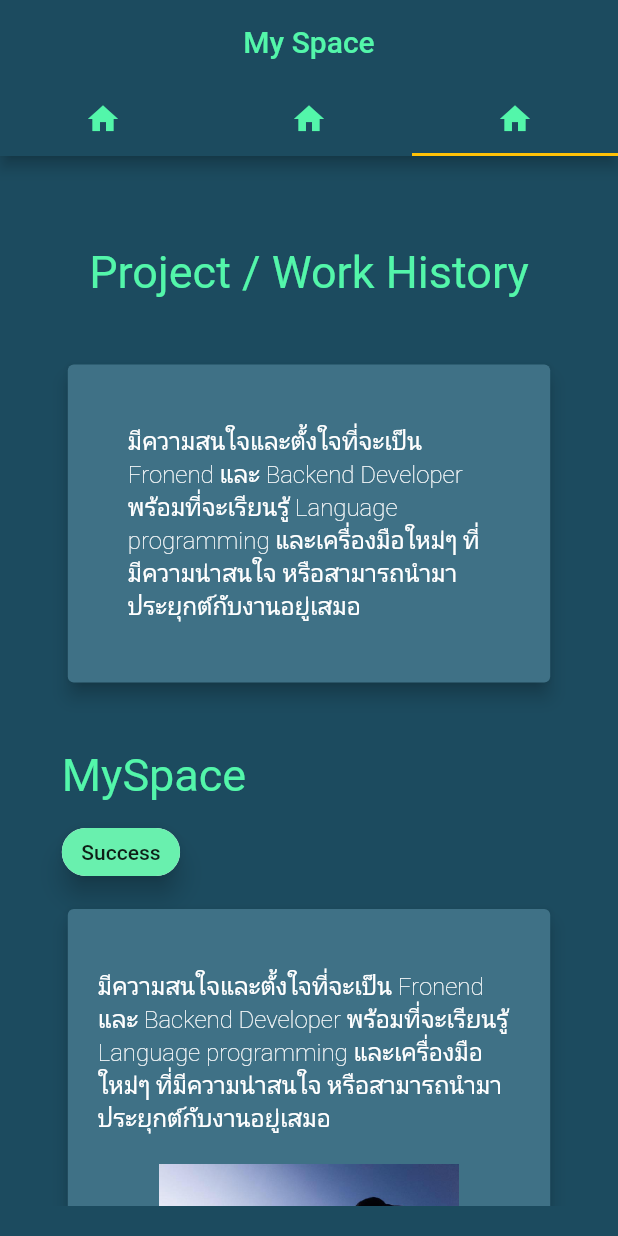
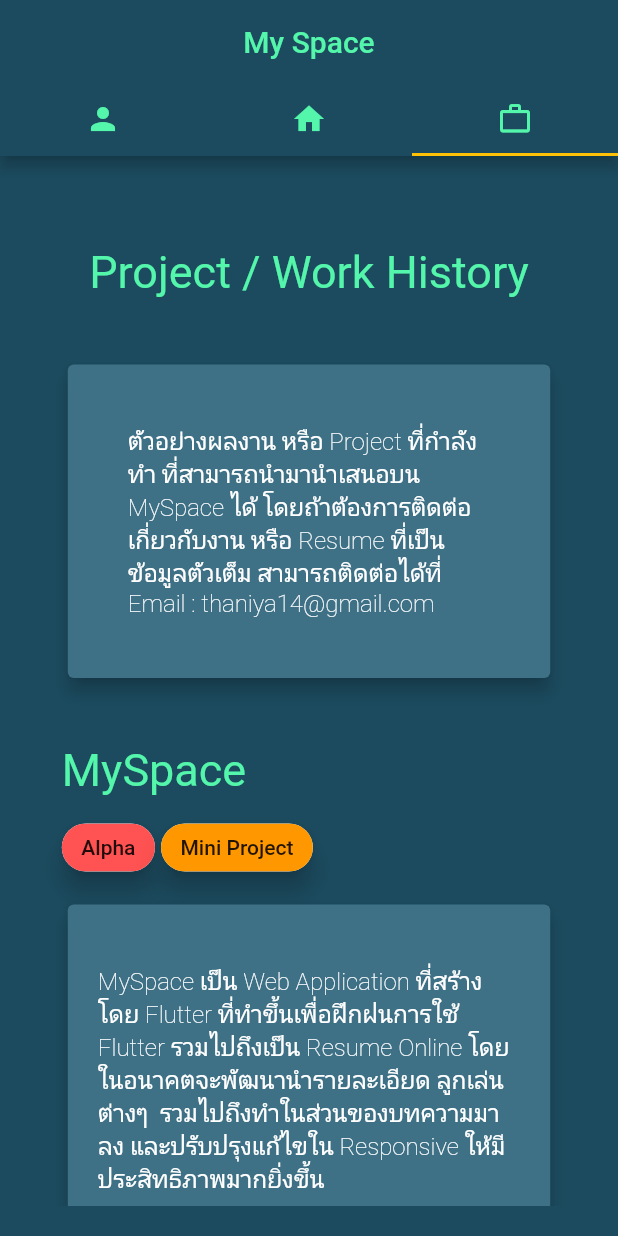
Before and after one commit to Thaniya05/MySpace, a Flutter app: the screen it shows after launch, tab 3 chosen, on a phone screen of 412 x 824 dp. Run offline on Flutter 3.47's test engine with Material 2 defaults, Android fonts, the phone set to English and light mode, and no system bars; drawn by our look-alikes of auto_size_text; our stand-ins replace animated_text_kit, auto_animated, carousel_slider, flip_card, font_awesome_flutter, get and 4 more; missing offline and left inert: dart:html.

Commit message:
update ข้อมูลทั้งหมด + responsive

```diff
--- /dev/null
+++ b/app/lib/assets/constant.dart
@@ -0,0 +1 @@
+// TODO Implement this library.
--- /dev/null
+++ b/app/lib/src/constant.dart
@@ -0,0 +1,67 @@
+import 'package:flutter/material.dart';
+import 'package:font_awesome_flutter/font_awesome_flutter.dart';
+
+const String INTRO_ROLE = "Backend developer";
+const String INTRO_STATUS = "Interested and Studying Flutter";
+const List<IconData> INTRO_ICONS_LIST = [
+  FontAwesomeIcons.squareJs,
+  FontAwesomeIcons.html5,
+  FontAwesomeIcons.node,
+  FontAwesomeIcons.react
+];
+
+//aboutme.dart
+const String ABOUTME_DETAILS =
+    "มีความสนใจและตั้งใจที่จะเป็น Fronend และ Backend Developer โดยพร้อมที่จะเรียนรู้ Language programming และเครื่องมือใหม่ๆ ที่มีความน่าสนใจ หรือสามารถนำมาประยุกต์กับงานอยู่เสมอ ซึ่งสนใจเกี่ยวกับการทำ Web Application หรือ Mobile Application โดยตอน";
+
+const String ABOUTME_DETAIL =
+    "มีความถนัดทางด้านการใช้ Javascript , Typescript โดยจะทำในส่วนของการแสดงผลโดยใช้ HTML , React การดึงข้อมูล รวมไปถึงการสร้าง API ที่ใช้ในการติดต่อข้อมูลโดยใช้ NodeJS เป็นหลัก ซึ่งพร้อมจะศึกษาภาษา หรือเครื่องมือใหม่ๆอยู่เสมอ โดยตอนนี้กำลังสนใจการทำ Mobile Application รวมไปถึงการสร้าง Web โดยใช้ Flutter";
+
+//timeline.dart
+const String TIMELINE_JSON =
+    '[{"month" : "March" , "year" : "2023" , "details" : "Present"},{"month" : "August" ,"year":"2021","details":"Backend Developer , NewNN CO.,LTD"},{"month" : "October" ,"year":"2018","details":"Game Developer (intern) , NewNN CO.,LTD"},{"month" : "August" ,"year":"2017","details":"Computer Engineering , Khonkaen University"},{"month" : "March" ,"year":"2015","details":"Graduation from Khonkean Wittayayon"},{"month" : " " ,"year":"2010-2014","details":"Computer Olmypic ( POSN ) KKU"}]';
+
+//myexp.dart
+const String EXP_ROLE_1 = "Backend Developer";
+const String EXP_COMPANY_1 = "NewNN CO.,LTD";
+const String EXP_TIMELINE_1 = "Auguest 2021 - Present";
+const List<String> EXP_LIST_1 = [
+  "- ทำ Web Application โดยใช้ Javascript , Typescript  React ในส่วนของการแสดงผลทั้งหมดรวมถึง ฟังชั่นต่างๆ เช่น HTML to PDF , Autocomplete ",
+  "- ทำ API สำหรับการ CRUD และติดต่อ Database โดยใช้ NodeJS , Javascript ,Typescript",
+  "- ทำ Mobile Application โดยใช้ Blazor ( C# )",
+];
+
+const String EXP_ROLE_2 = "Backend Developer ( intern )";
+const String EXP_COMPANY_2 = "NewNN CO.,LTD";
+const String EXP_TIMELINE_2 = "October 2018 ";
+const List<String> EXP_LIST_2 = [
+  "- สร้าง Demo Game TurnBase 2 มิติ โดยใช้ Unreal engine 4 ",
+];
+
+const String EXP_ROLE_3 = "Freelance / Student";
+const String EXP_COMPANY_3 = "Khonkaen University";
+const String EXP_TIMELINE_3 = "2018-2020";
+const List<String> EXP_LIST_3 = [
+  "- [ Project ] ทำ Web Application ที่ติดต่อกับฐานข้อมูล โดยใช้ MongoDB",
+  "- [ Mini-Project] เกมโทรศัพท์ตอบคำถามภาษาไทยโดยใช้ Flutter ในการสร้าง",
+];
+
+//myskill.dart
+
+//myproject.dart
+
+const String MYPROJECT_DETAILS =
+    "ตัวอย่างผลงาน หรือ Project ที่กำลังทำ ที่สามารถนำมานำเสนอบน MySpace ได้ โดยถ้าต้องการติดต่อเกี่ยวกับงาน หรือ Resume ที่เป็นข้อมูลตัวเต็ม สามารถติดต่อได้ที่ Email : thaniya14@gmail.com";
+
+const String MYPROJECT_MYSPACE =
+    "MySpace เป็น Web Application ที่สร้างโดย Flutter ที่ทำขึ้นเพื่อฝึกฝนการใช้ Flutter รวมไปถึงเป็น Resume Online โดยในอนาคตจะพัฒนานำรายละเอียด ลูกเล่นต่างๆ  รวมไปถึงทำในส่วนของบทความมาลง และปรับปรุงแก้ไขใน Responsive ให้มีประสิทธิภาพมากยิ่งขึ้น";
+
+const String MYPROJECT_DEMOGAME =
+    "Game Demo ที่สร้างด้วย Unreal engine 4 โดยเป็นเกมต่อสู้แนว Turn-based โดยได้ทำในส่วนของระบบการต่อสู้ทั้งหมดรวมไปถึงการเชื่อมต่อ socket เพื่อต่อสู้ระหว่างผู้เล่นทั้งสองฝั่ง";
+
+const String MYPROJECT_WEBAPP =
+    "สร้าง Web Application กับทางบริษัท เช่น เว็บจำหน่ายสินค้า โดยใช้ในส่วนของ HTML , React ,Typescript หรือในบางโปรเจคก็เป็นทาง Blazor และ Asp.net";
+const String MYPROJECT_GAME24 =
+    "สร้าง Wiget เกม 24 ที่สามารถนำมาเล่นได้ทั้งบน Web และ Mobile";
+const String MYPROJECT_WIDGETTOPDF =
+    "Mini Project ที่จะสร้าง Widget ด้วย Flutter ที่มีลักษณะตกแต่งต่างๆแล้วนำมาแปลงเป็น PDF เพื่อใช้ในทำเป็น Resume ที่สามารถทำและแก้ไขออนไลน์";
--- a/app/lib/src/firstpage.dart
+++ b/app/lib/src/firstpage.dart
@@ -34,7 +34,7 @@
             tabs: [
               Tab(
                 icon: Icon(
-                  Icons.home,
+                  Icons.person,
                   color: Color(0xff53f6aa),
                 ),
               ),
@@ -45,7 +45,7 @@
                 ),
               ),
               Tab(
-                icon: Icon(Icons.home, color: Color(0xff53f6aa)),
+                icon: Icon(Icons.work_outline, color: Color(0xff53f6aa)),
               ),
             ],
           ),
--- a/app/lib/src/page/info.dart
+++ b/app/lib/src/page/info.dart
@@ -8,6 +8,7 @@
 
 import '../widget/mycard.dart';
 import '../widget/myexp.dart';
+import '../constant.dart' as constant;
 
 class InfoPage extends StatelessWidget {
   const InfoPage({super.key});
@@ -23,7 +24,9 @@
             _buildblank(),
             const MyCard(),
             _buildblank(),
-            AboutMeWidget(),
+            AboutMeWidget(
+              details: constant.ABOUTME_DETAIL,
+            ),
             _buildblank(),
             MyTimeline(),
             _buildblank(),
--- a/app/lib/src/page/myproject.dart
+++ b/app/lib/src/page/myproject.dart
@@ -9,8 +9,7 @@
 import '../widget/game24.dart';
 import 'package:google_fonts/google_fonts.dart';
 
-const String test =
-    "มีความสนใจและตั้งใจที่จะเป็น Fronend และ Backend Developer พร้อมที่จะเรียนรู้ Language programming และเครื่องมือใหม่ๆ ที่มีความน่าสนใจ หรือสามารถนำมาประยุกต์กับงานอยู่เสมอ";
+import '../constant.dart' as constant;
 
 class MyProject extends StatelessWidget {
   const MyProject({super.key});
@@ -37,6 +36,7 @@
             Center(
               child: AboutMeWidget(
                 topic: "Project / Work History",
+                details: constant.MYPROJECT_DETAILS,
               ),
             ),
             _buildBlank(),
@@ -44,12 +44,60 @@
               context,
               widthsize,
               detailsize,
-              details: '${test}',
+              details: constant.MYPROJECT_MYSPACE,
               topic: 'MySpace',
+              alpha: true,
+              mini: true,
+              isfpic: false,
+              pathpic: '',
+            ),
+            _buildBlank(),
+            _buildHistoryWork(context, widthsize, detailsize,
+                details: constant.MYPROJECT_WEBAPP,
+                topic: 'Web Application',
+                work: true,
+                success: true,
+                progress: true,
+                isfpic: true,
+                pathpic: 'assets/pic/webapp.jpg',
+                width: 500,
+                height: 350),
+            _buildBlank(),
+            _buildHistoryWork(
+              context,
+              widthsize,
+              detailsize,
+              details: constant.MYPROJECT_DEMOGAME,
+              topic: 'Game Demo',
+              mini: true,
               success: true,
               isfpic: true,
-              pathpic: 'assets/pic/profile.jpg',
-            )
+              pathpic: 'assets/pic/gamedemo.jpg',
+            ),
+            _buildBlank(),
+            _buildHistoryWork(
+              context,
+              widthsize,
+              detailsize,
+              details: constant.MYPROJECT_GAME24,
+              topic: 'Game 24',
+              alpha: true,
+              coming: true,
+              isfpic: false,
+              pathpic: '',
+            ),
+            _buildBlank(),
+            _buildHistoryWork(
+              context,
+              widthsize,
+              detailsize,
+              details: constant.MYPROJECT_WIDGETTOPDF,
+              topic: 'Widget to PDF',
+              alpha: true,
+              coming: true,
+              isfpic: false,
+              pathpic: '',
+            ),
           ],
         ),
       ),
@@ -81,6 +129,8 @@
     bool work = false,
     bool isfpic = false,
     String pathpic = "",
+    double height = 200,
+    double width = 200,
   }) {
     return Container(
       width: MediaQuery.of(context).size.width * widthsize,
@@ -123,7 +173,12 @@
                     minFontSize: 16,
                   ),
                   _buildBlank(10),
-                  _buildImg(ispic: isfpic, path: pathpic),
+                  _buildImg(
+                    ispic: isfpic,
+                    path: pathpic,
+                    height: height,
+                    width: width,
+                  ),
                   _buildBlank(15),
                 ],
               ),
@@ -134,12 +189,16 @@
     );
   }
 
-  Container _buildImg({bool ispic = false, String path = ''}) {
+  Container _buildImg(
+      {bool ispic = false,
+      String path = '',
+      double height = 200,
+      double width = 200}) {
     if (ispic) {
       return Container(
         child: Image.asset(path),
-        height: 200,
-        width: 200,
+        height: height,
+        width: width,
       );
     } else {
       return Container();
--- a/app/lib/src/widget/aboutme.dart
+++ b/app/lib/src/widget/aboutme.dart
@@ -1,13 +1,13 @@
 import 'package:auto_size_text/auto_size_text.dart';
 import 'package:flutter/material.dart';
 import 'package:get/get.dart';
+import '../constant.dart' as constant;
 
 //default value
 
-const String test =
-    "มีความสนใจและตั้งใจที่จะเป็น Fronend และ Backend Developer พร้อมที่จะเรียนรู้ Language programming และเครื่องมือใหม่ๆ ที่มีความน่าสนใจ หรือสามารถนำมาประยุกต์กับงานอยู่เสมอ";
+//const String Details = constant.ABOUTME_DETAIL;
 
-const String defaultDetails = test;
+const String defaultDetails = "";
 const Color defaultColor = Color(0xff53f6aa);
 const double defaultAboutmeSizeText = 30.0;
 const double defaultDetailsSizeText = 20.0;
```
Also changed, not shown: app/lib/src/page/intro1.dart (+6 -5 lines), app/lib/src/widget/myexp.dart (+17 -8 lines), app/lib/src/widget/myskill.dart (+51 -24 lines), app/lib/src/widget/timeline.dart (+11 -9 lines), app/assets/pic/gamedemo.jpg (added), app/assets/pic/webapp.jpg (added).
